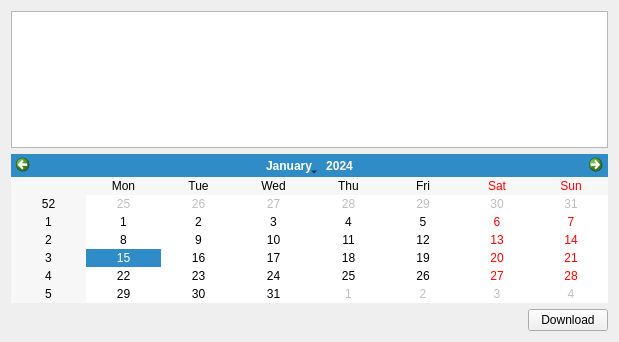
Above: widget.ui from MarkoPerica/playerStats before the change. Below: the same form after it.
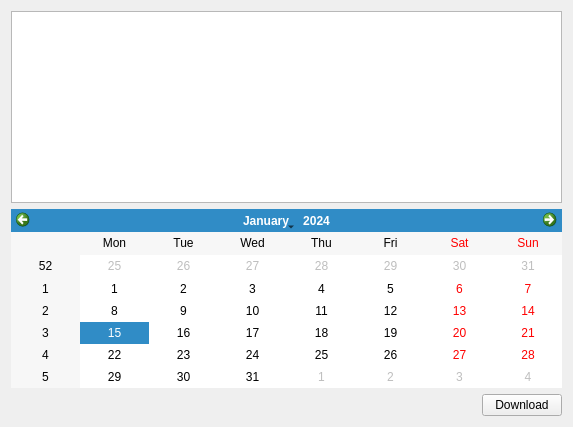
That is the form after the change.

Patch:
```diff
--- a/widget.ui
+++ b/widget.ui
@@ -6,8 +6,8 @@
    <rect>
     <x>0</x>
     <y>0</y>
-    <width>619</width>
-    <height>342</height>
+    <width>573</width>
+    <height>427</height>
    </rect>
   </property>
   <property name="windowTitle">
@@ -16,9 +16,6 @@
   <layout class="QVBoxLayout" name="verticalLayout">
    <item>
     <widget class="QTableWidget" name="playerTable">
-     <property name="sizeAdjustPolicy">
-      <enum>QAbstractScrollArea::AdjustToContents</enum>
-     </property>
      <property name="editTriggers">
       <set>QAbstractItemView::NoEditTriggers</set>
      </property>
```
